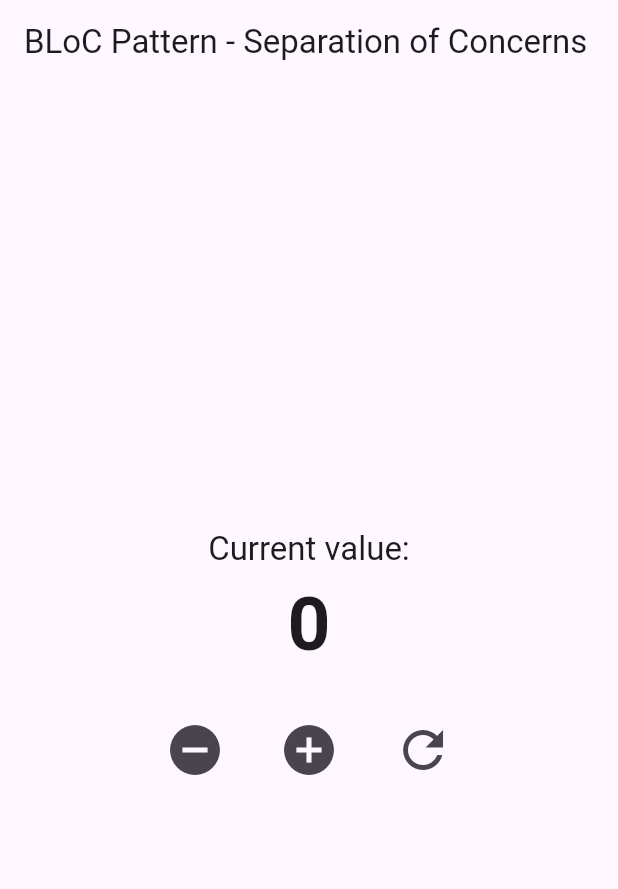
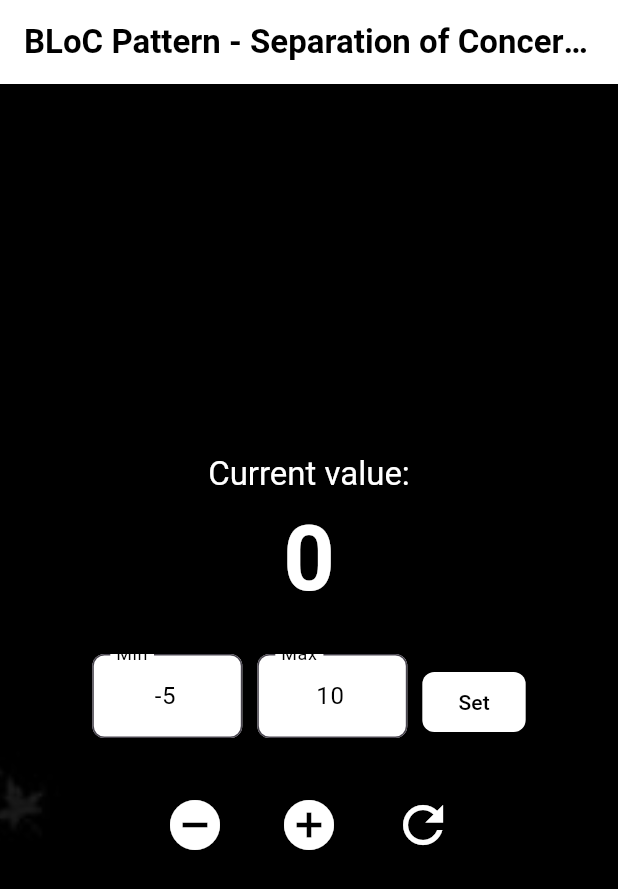
Before and after one commit to tiendat22ktmt2/chude18, a Flutter app: the screen it shows after launch, on a phone screen of 412 x 824 dp. Shown: the top 889 px of the screen. Run offline on Flutter 3.47's test engine with Material 3 defaults, Android fonts, the phone set to English and light mode, and no system bars; our stand-ins replace equatable, flutter_bloc.

Commit message:
Cap nhat 1

```diff
--- a/baocaotuan3/chude18_tuan3/lib/bloc/counter_bloc.dart
+++ b/baocaotuan3/chude18_tuan3/lib/bloc/counter_bloc.dart
@@ -14,8 +14,8 @@ class CounterBloc extends Bloc<CounterEvent, CounterState> {
       final newValue = repository.increment();
       emit(state.copyWith(
         value: newValue,
-        isMax: newValue >= 10, // đạt giới hạn trên
-        isMin: false,
+        isMax: newValue >= repository.max, // đọc từ repo
+        isMin: newValue <= repository.min, // đọc từ repo
       ));
     });
 
@@ -24,18 +24,30 @@ class CounterBloc extends Bloc<CounterEvent, CounterState> {
       final newValue = repository.decrement();
       emit(state.copyWith(
         value: newValue,
-        isMin: newValue <= -5, // đạt giới hạn dưới
-        isMax: false,
+        isMin: newValue <= repository.min, // đọc từ repo
+        isMax: newValue >= repository.max, // đọc từ repo
       ));
     });
 
     // Khi người dùng nhấn nút reset
     on<ResetPressed>((event, emit) {
-      repository.reset(); // ✅ đảm bảo dữ liệu trong repository cũng reset
-      emit(const CounterState(
-        value: 0,
-        isMax: false,
-        isMin: false,
+      final newValue = repository.reset(); // giờ sẽ reset về min
+      emit(CounterState(
+      value: newValue,
+      isMin: true,
+      isMax: false,
+      ));
+    });
+
+    // Khi người dùng thay đổi min/max
+    on<SetLimitPressed>((event, emit) {
+      repository.setLimits(event.min, event.max);
+
+      // Nếu counter hiện tại < min hoặc > max, đưa về giới hạn và emit lại
+      emit(CounterState(
+        value: repository.value,
+        isMin: repository.value == repository.min,
+        isMax: repository.value == repository.max,
       ));
     });
   }
--- a/baocaotuan3/chude18_tuan3/lib/bloc/counter_event.dart
+++ b/baocaotuan3/chude18_tuan3/lib/bloc/counter_event.dart
@@ -4,3 +4,9 @@ abstract class CounterEvent {}
 class IncrementPressed extends CounterEvent {}
 class DecrementPressed extends CounterEvent {}
 class ResetPressed extends CounterEvent {}
+class SetLimitPressed extends CounterEvent {
+  final int min;
+  final int max;
+
+  SetLimitPressed(this.min, this.max);
+}
--- a/baocaotuan3/chude18_tuan3/lib/data/counter_repository.dart
+++ b/baocaotuan3/chude18_tuan3/lib/data/counter_repository.dart
@@ -1,23 +1,38 @@
 // lib/data/counter_repository.dart
 
-// lib/data/counter_repository.dart
 class CounterRepository {
   int _counter = 0;
+  int _min = -5; // giá trị mặc định
+  int _max = 10; // giá trị mặc định
 
   int increment() {
-    if (_counter < 10) _counter++;
+    if (_counter < _max) _counter++;
     return _counter;
   }
 
   int decrement() {
-    if (_counter > -5) _counter--;
+    if (_counter > _min) _counter--;
     return _counter;
   }
 
   int reset() {
-    _counter = 0;
+    _counter = _min;
     return _counter;
   }
 
+  // 👉 Hàm mới: cho phép thay đổi giới hạn
+  void setLimits(int min, int max) {
+    _min = min;
+    _max = max;
+
+    // Nếu giá trị hiện tại nằm ngoài khoảng, đưa về giới hạn
+    if (_counter > _max) _counter = _max;
+    if (_counter < _min) _counter = _min;
+     _counter = _min;
+  }
+
+  // Getter để truy cập khi cần
   int get value => _counter;
+  int get min => _min;
+  int get max => _max;
 }
--- a/baocaotuan3/chude18_tuan3/lib/ui/counter_page.dart
+++ b/baocaotuan3/chude18_tuan3/lib/ui/counter_page.dart
@@ -1,67 +1,203 @@
-// lib/ui/counter_page.dart
 import 'package:flutter/material.dart';
 import 'package:flutter_bloc/flutter_bloc.dart';
 import '../bloc/counter_bloc.dart';
 import '../bloc/counter_event.dart';
 import '../bloc/counter_state.dart';
 
-class CounterPage extends StatelessWidget {
+class CounterPage extends StatefulWidget {
   const CounterPage({super.key});
+
+  @override
+  State<CounterPage> createState() => _CounterPageState();
+}
+
+class _CounterPageState extends State<CounterPage> {
+  final _minController = TextEditingController(text: '-5');
+  final _maxController = TextEditingController(text: '10');
+
+  @override
+  void dispose() {
+    _minController.dispose();
+    _maxController.dispose();
+    super.dispose();
+  }
 
   @override
   Widget build(BuildContext context) {
     return Scaffold(
-      appBar: AppBar(title: const Text('BLoC Pattern - Separation of Concerns')),
-      body: Center(
+      appBar: AppBar(
+        title: const Text(
+          'BLoC Pattern - Separation of Concerns',
+          style: TextStyle(color: Colors.black, fontWeight: FontWeight.bold),
+        ),
+        backgroundColor: Colors.white, // khung trắng
+        iconTheme: const IconThemeData(color: Colors.black),
+        centerTitle: true,
+      ),
+      body: Container(
+        decoration: const BoxDecoration(
+          image: DecorationImage(
+            image: AssetImage('assets/images/anhtes.jpg'),
+            fit: BoxFit.cover,
+          ),
+        ),
+        child: Center(
           child: BlocListener<CounterBloc, CounterState>(
-          listenWhen: (prev, curr) => prev.isMax != curr.isMax || prev.isMin != curr.isMin,
+            listenWhen: (prev, curr) =>
+                prev.isMax != curr.isMax || prev.isMin != curr.isMin,
             listener: (context, state) {
               if (state.isMax) {
                 ScaffoldMessenger.of(context).showSnackBar(
-                const SnackBar(content: Text('Reached MAX value (10)!')),
+                  SnackBar(
+                    backgroundColor: Colors.black87,
+                    content: const Text(
+                      'Reached MAX value!',
+                      style: TextStyle(color: Colors.white),
+                    ),
+                  ),
                 );
               } else if (state.isMin) {
                 ScaffoldMessenger.of(context).showSnackBar(
-                const SnackBar(content: Text('Reached MIN value (-5)!')),
+                  SnackBar(
+                    backgroundColor: Colors.black87,
+                    content: const Text(
+                      'Reached MIN value!',
+                      style: TextStyle(color: Colors.white),
+                    ),
+                  ),
                 );
               }
             },
             child: BlocBuilder<CounterBloc, CounterState>(
               builder: (context, state) {
-              return Column(
+                return SingleChildScrollView(
+                  padding: const EdgeInsets.all(20),
+                  child: Column(
                     mainAxisAlignment: MainAxisAlignment.center,
                     children: [
-                  Text('Current value:', style: Theme.of(context).textTheme.titleLarge),
+                      Text(
+                        'Current value:',
+                        style: Theme.of(context)
+                            .textTheme
+                            .titleLarge
+                            ?.copyWith(color: Colors.white),
+                      ),
                       Text(
                         '${state.value}',
-                    style: const TextStyle(fontSize: 50, fontWeight: FontWeight.bold),
+                        style: const TextStyle(
+                          fontSize: 60,
+                          fontWeight: FontWeight.bold,
+                          color: Colors.white,
+                        ),
                       ),
                       const SizedBox(height: 20),
+
+                      // ======== Nhập Min / Max + Set ========
+                      Row(
+                        mainAxisAlignment: MainAxisAlignment.center,
+                        crossAxisAlignment: CrossAxisAlignment.end,
+                        children: [
+                          SizedBox(
+                            width: 100,
+                            child: TextField(
+                              controller: _minController,
+                              keyboardType: TextInputType.number,
+                              textAlign: TextAlign.center,
+                              decoration: InputDecoration(
+                                labelText: 'Min',
+                                labelStyle:
+                                    const TextStyle(color: Colors.black),
+                                filled: true,
+                                fillColor: Colors.white,
+                                border: OutlineInputBorder(
+                                  borderRadius: BorderRadius.circular(8),
+                                ),
+                              ),
+                              style: const TextStyle(color: Colors.black),
+                            ),
+                          ),
+                          const SizedBox(width: 10),
+                          SizedBox(
+                            width: 100,
+                            child: TextField(
+                              controller: _maxController,
+                              keyboardType: TextInputType.number,
+                              textAlign: TextAlign.center,
+                              decoration: InputDecoration(
+                                labelText: 'Max',
+                                labelStyle:
+                                    const TextStyle(color: Colors.black),
+                                filled: true,
+                                fillColor: Colors.white,
+                                border: OutlineInputBorder(
+                                  borderRadius: BorderRadius.circular(8),
+                                ),
+                              ),
+                              style: const TextStyle(color: Colors.black),
+                            ),
+                          ),
+                          const SizedBox(width: 10),
+                          ElevatedButton(
+                            onPressed: () {
+                              final min =
+                                  int.tryParse(_minController.text) ?? -5;
+                              final max =
+                                  int.tryParse(_maxController.text) ?? 10;
+                              context
+                                  .read<CounterBloc>()
+                                  .add(SetLimitPressed(min, max));
+                            },
+                            style: ElevatedButton.styleFrom(
+                              backgroundColor: Colors.white,
+                              foregroundColor: Colors.black,
+                              shape: RoundedRectangleBorder(
+                                borderRadius: BorderRadius.circular(8),
+                              ),
+                            ),
+                            child: const Text('Set'),
+                          ),
+                        ],
+                      ),
+
+                      const SizedBox(height: 30),
+
+                      // ======== Nút điều khiển ========
                       Row(
                         mainAxisAlignment: MainAxisAlignment.center,
                         children: [
                           IconButton(
                             iconSize: 40,
-                        onPressed: () => context.read<CounterBloc>().add(DecrementPressed()),
+                            color: Colors.white,
+                            onPressed: () => context
+                                .read<CounterBloc>()
+                                .add(DecrementPressed()),
                             icon: const Icon(Icons.remove_circle),
                           ),
                           const SizedBox(width: 20),
                           IconButton(
                             iconSize: 40,
-                        onPressed: () => context.read<CounterBloc>().add(IncrementPressed()),
+                            color: Colors.white,
+                            onPressed: () => context
+                                .read<CounterBloc>()
+                                .add(IncrementPressed()),
                             icon: const Icon(Icons.add_circle),
                           ),
                           const SizedBox(width: 20),
                           IconButton(
                             iconSize: 40,
-                        onPressed: () => context.read<CounterBloc>().add(ResetPressed()),
+                            color: Colors.white,
+                            onPressed: () => context
+                                .read<CounterBloc>()
+                                .add(ResetPressed()),
                             icon: const Icon(Icons.refresh),
                           ),
                         ],
                       ),
                     ],
+                  ),
                 );
               },
+            ),
           ),
         ),
       ),
--- a/baocaotuan3/chude18_tuan3/pubspec.yaml
+++ b/baocaotuan3/chude18_tuan3/pubspec.yaml
@@ -54,11 +54,12 @@ dev_dependencies:
 
 # The following section is specific to Flutter packages.
 flutter:
-
+  uses-material-design: true
+  assets:
+    - assets/images/anhtes.jpg
   # The following line ensures that the Material Icons font is
   # included with your application, so that you can use the icons in
   # the material Icons class.
-  uses-material-design: true
 
   # To add assets to your application, add an assets section, like this:
   # assets:
```
Also changed, not shown: baocaotuan3/chude18_tuan3/assets/images/anhtes.jpg (added), baocaotuan3/chude18_tuan3/assets/images/anhtest.png (added). Lines whose indentation alone changed are shown as unchanged.
